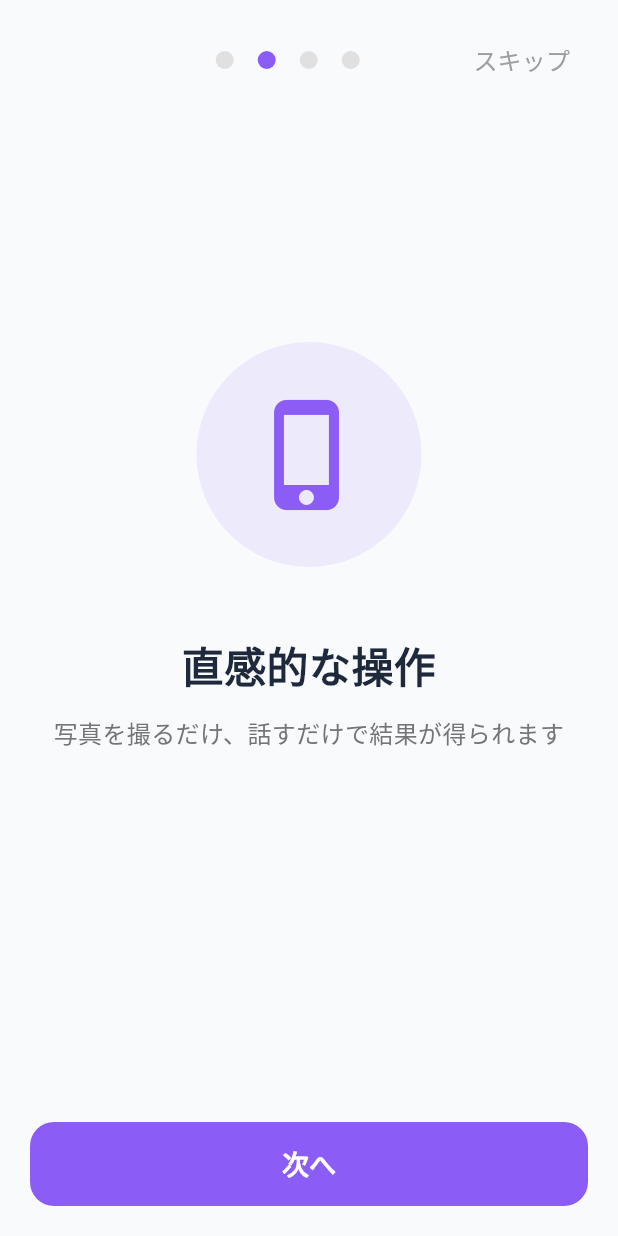
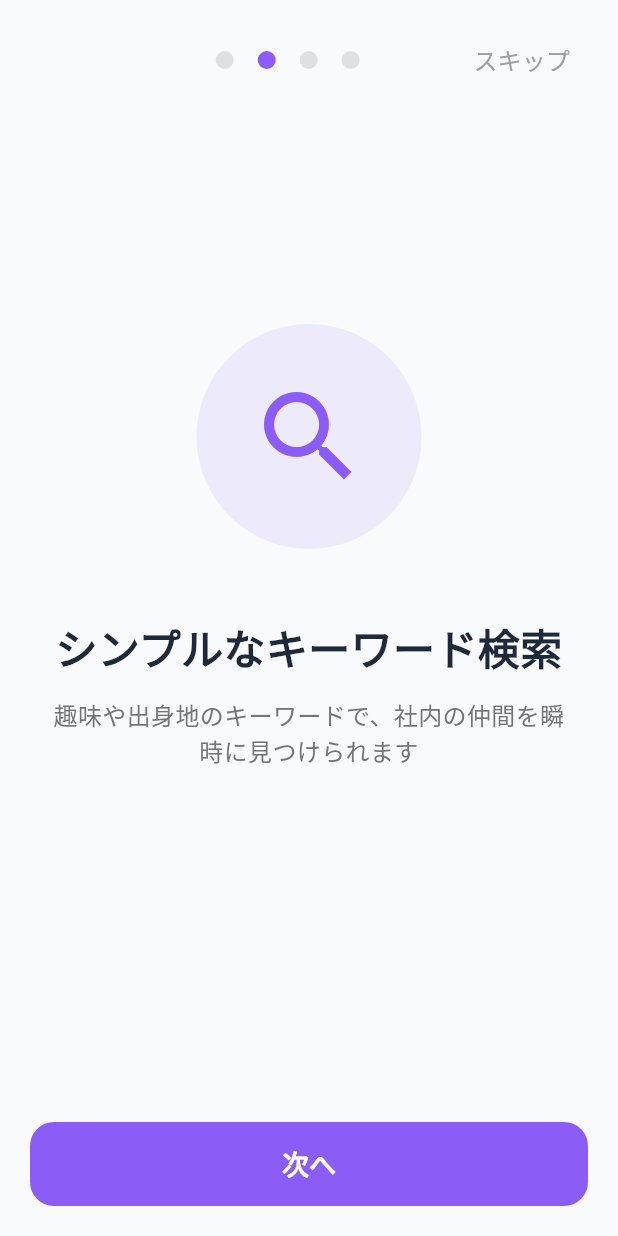
Before and after one commit to Rikut0417/AIHackathon2025, a Flutter app: the screen it shows after launch, swiped to page 2, on a phone screen of 412 x 824 dp. Run offline on Flutter 3.47's test engine with Material 3 defaults, Android fonts, the phone set to English and light mode, and no system bars; drawn by our look-alikes of smooth_page_indicator; our stand-ins replace firebase_auth, firebase_core, flutter_dotenv, shared_preferences; accounts and stored records are empty; statements that could not run were skipped.

Commit message:
オンボーディング画面の文字を修正

```diff
--- a/frontend/lib/onboarding_screen.dart
+++ b/frontend/lib/onboarding_screen.dart
@@ -19,21 +19,21 @@ class _OnboardingScreenState extends State<OnboardingScreen> {
   // オンボーディングページのデータ
   final List<OnboardingData> _pages = [
     OnboardingData(
-      icon: Icons.smart_toy,
-      title: 'AIが交流をサポート',
-      description: '最新のAI技術で、あなたの課題を解決します',
+      icon: Icons.groups,
+      title: 'AIで新しい出会いを',
+      description: '社内に埋もれた共通の仲間をAIが掘り起こします',
       color: const Color(0xFF6366F1),
     ),
     OnboardingData(
-      icon: Icons.phone_iphone,
-      title: '直感的な操作',
-      description: '写真を撮るだけ、話すだけで結果が得られます',
+      icon: Icons.search,
+      title: 'シンプルなキーワード検索',
+      description: '趣味や出身地のキーワードで、社内の仲間を瞬時に見つけられます',
       color: const Color(0xFF8B5CF6),
     ),
     OnboardingData(
-      icon: Icons.track_changes,
-      title: '正確な分析結果',
-      description: '高度なAIアルゴリズムによる信頼性の高い結果',
+      icon: Icons.psychology_alt,
+      title: '高度なAIで精密検索',
+      description: '高度なAIアルゴリズムが、あなたの求める仲間を正確に探し出します',
       color: const Color(0xFF06B6D4),
     ),
     OnboardingData(
```
